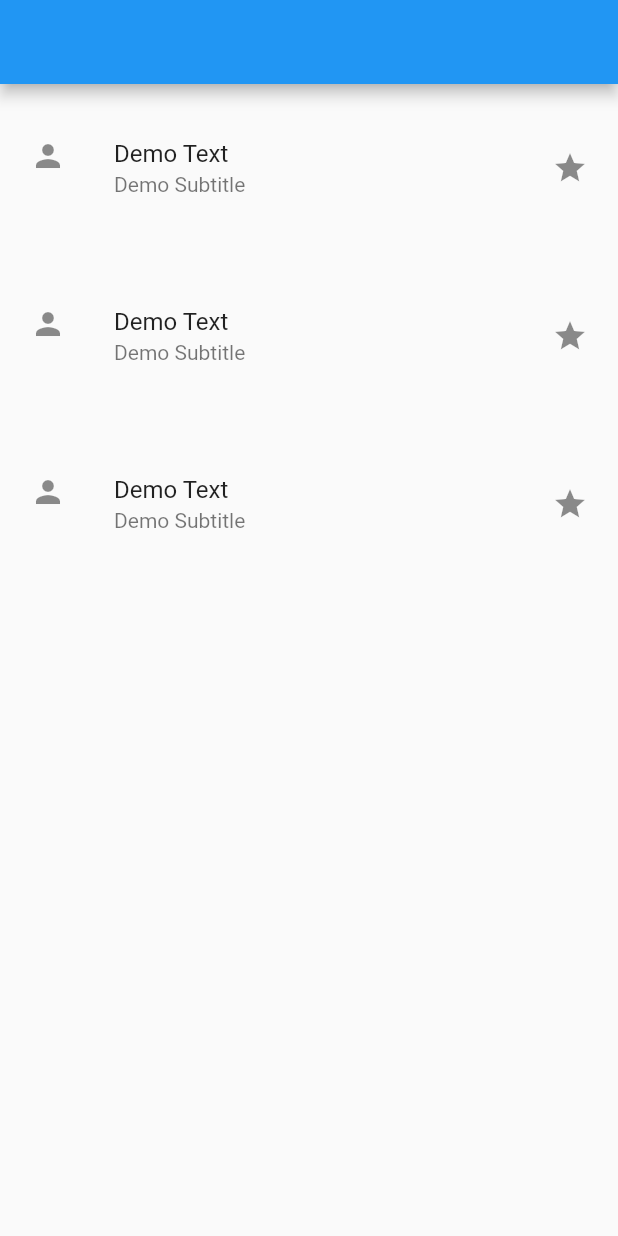
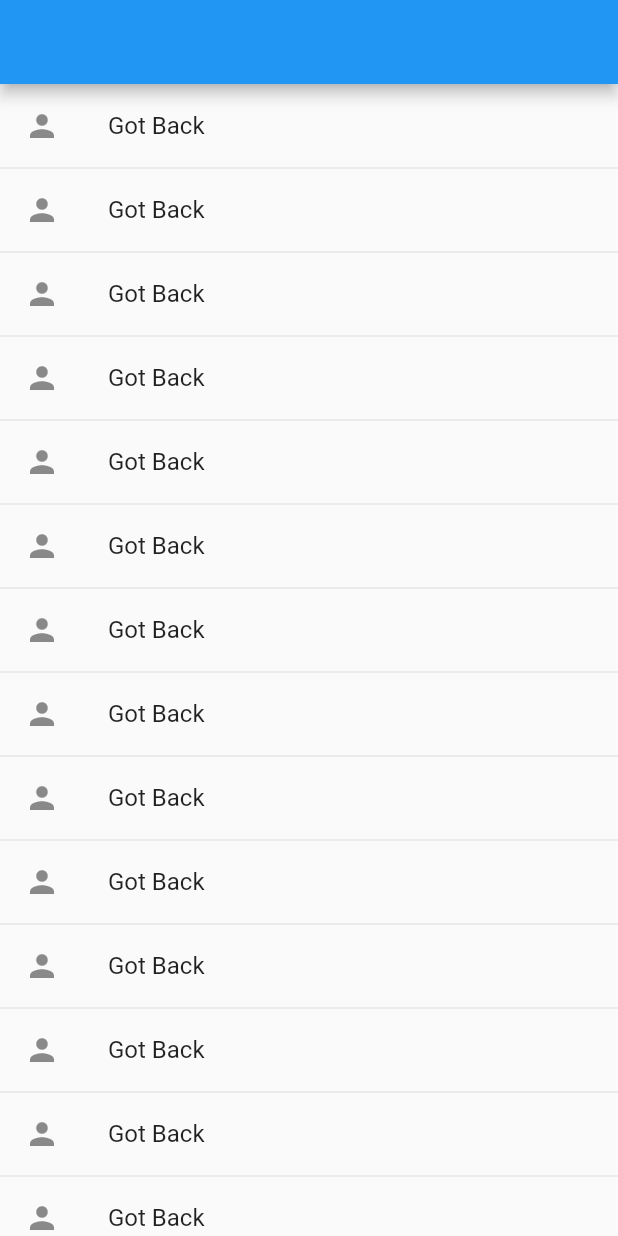
Before and after one commit to jadhavdurgesh/Flutter-widgets, a Flutter app: the screen it shows after launch, on a phone screen of 412 x 824 dp. Run offline on Flutter 3.47's test engine with Material 2 defaults, Android fonts, the phone set to English and light mode, and no system bars.

Commit message:
listile done on 16 june

```diff
--- a/lib/widgets/listtile.dart
+++ b/lib/widgets/listtile.dart
@@ -13,29 +13,139 @@ class _ListTileWidgetState extends State<ListTileWidget> {
     return Scaffold(
       appBar: AppBar(),
       body: ListView(
-        children: const [
+        children: ListTile.divideTiles(
+          context: context,
+          tiles: [
           ListTile(
-            title: Text('Demo Text'),
-            subtitle: Text('Demo Subtitle'),
-            leading: Icon(Icons.person),// images can be add too
-            trailing: Icon(Icons.star),
-            contentPadding: EdgeInsets.all(20),
+            title: Text('Got Back'),
+            leading: Icon(Icons.person),
+            onTap: () {},
           ),
-          ListTile(
-            title: Text('Demo Text'),
-            subtitle: Text('Demo Subtitle'),
-            leading: Icon(Icons.person),// images can be add too
-            trailing: Icon(Icons.star),
-            contentPadding: EdgeInsets.all(20),
+          const ListTile(
+            title: Text('Got Back'),
+            leading: Icon(Icons.person),
           ),
-          ListTile(
-            title: Text('Demo Text'),
-            subtitle: Text('Demo Subtitle'),
-            leading: Icon(Icons.person),// images can be add too
-            trailing: Icon(Icons.star),
-            contentPadding: EdgeInsets.all(20),
+          const ListTile(
+            title: Text('Got Back'),
+            leading: Icon(Icons.person),
           ),
-        ],
+          const ListTile(
+            title: Text('Got Back'),
+            leading: Icon(Icons.person),
+          ),
+          const ListTile(
+            title: Text('Got Back'),
+            leading: Icon(Icons.person),
+          ),
+          const ListTile(
+            title: Text('Got Back'),
+            leading: Icon(Icons.person),
+          ),
+          const ListTile(
+            title: Text('Got Back'),
+            leading: Icon(Icons.person),
+          ),
+          const ListTile(
+            title: Text('Got Back'),
+            leading: Icon(Icons.person),
+          ),
+          const ListTile(
+            title: Text('Got Back'),
+            leading: Icon(Icons.person),
+          ),
+          const ListTile(
+            title: Text('Got Back'),
+            leading: Icon(Icons.person),
+          ),
+          const ListTile(
+            title: Text('Got Back'),
+            leading: Icon(Icons.person),
+          ),
+          const ListTile(
+            title: Text('Got Back'),
+            leading: Icon(Icons.person),
+          ),
+          const ListTile(
+            title: Text('Got Back'),
+            leading: Icon(Icons.person),
+          ),
+          const ListTile(
+            title: Text('Got Back'),
+            leading: Icon(Icons.person),
+          ),
+          const ListTile(
+            title: Text('Got Back'),
+            leading: Icon(Icons.person),
+          ),
+          const ListTile(
+            title: Text('Got Back'),
+            leading: Icon(Icons.person),
+          ),
+          const ListTile(
+            title: Text('Got Back'),
+            leading: Icon(Icons.person),
+          ),
+          const ListTile(
+            title: Text('Got Back'),
+            leading: Icon(Icons.person),
+          ),
+          const ListTile(
+            title: Text('Got Back'),
+            leading: Icon(Icons.person),
+          ),
+          const ListTile(
+            title: Text('Got Back'),
+            leading: Icon(Icons.person),
+          ),
+          const ListTile(
+            title: Text('Got Back'),
+            leading: Icon(Icons.person),
+          ),
+          const ListTile(
+            title: Text('Got Back'),
+            leading: Icon(Icons.person),
+          ),
+          const ListTile(
+            title: Text('Got Back'),
+            leading: Icon(Icons.person),
+          ),
+          const ListTile(
+            title: Text('Got Back'),
+            leading: Icon(Icons.person),
+          ),
+        ]).toList()
+        // children: [
+        //   ListTile(
+        //     title: const Text('Demo Text'),
+        //     subtitle: const Text('Demo Subtitle\nthird person'),
+        //     leading: const Icon(Icons.person),// images can be add too
+        //     trailing: const Icon(Icons.star),
+        //     onTap: () {},
+        //     onLongPress: () {},
+        //     // enabled: false,
+        //     dense: true,
+        //     isThreeLine: true,
+        //     tileColor: Colors.yellow,
+        //     // contentPadding: EdgeInsets.all(20),
+        //     // selected: true,
+        //     // selectedColor: Colors.red,
+        //     // selectedTileColor: Colors.cyan,
+        //   ),
+        //   const ListTile(
+        //     title: Text('Demo Text'),
+        //     subtitle: Text('Demo Subtitle'),
+        //     leading: Icon(Icons.person),// images can be add too
+        //     trailing: Icon(Icons.star),
+        //     // contentPadding: EdgeInsets.all(20),
+        //   ),
+        //   const ListTile(
+        //     title: Text('Demo Text'),
+        //     subtitle: Text('Demo Subtitle'),
+        //     leading: Icon(Icons.person),// images can be add too
+        //     trailing: Icon(Icons.star),
+        //     // contentPadding: EdgeInsets.all(20),
+        //   ),
+        // ],
       ),
     );
   }
```
